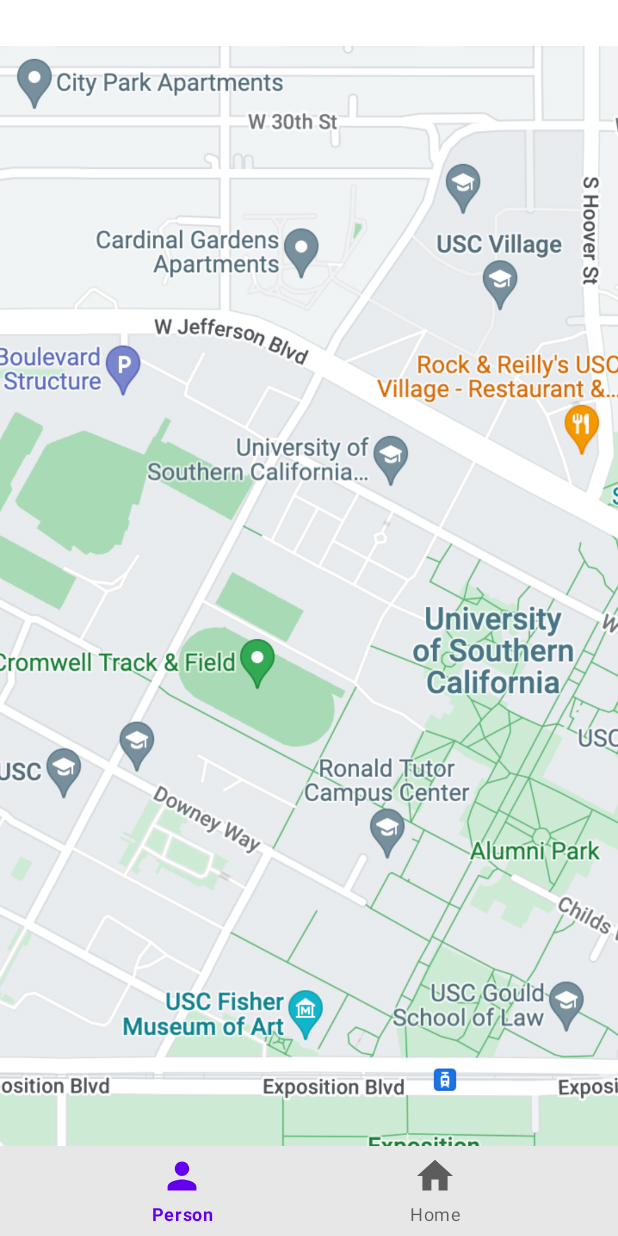
After one commit to zssee/USCRecApp, an Android app: the layout activity_home.xml on its own in the app's theme, with its tools: preview values and no code run, on a phone screen of 412 x 824 dp. The commit adds this screen. Run offline under Robolectric (Android 15) with nearby library versions, the phone set to English and light mode, and no system bars.

Commit message:
started map

```diff
--- a/app/src/main/AndroidManifest.xml
+++ b/app/src/main/AndroidManifest.xml
@@ -9,6 +9,9 @@
         android:roundIcon="@mipmap/ic_launcher_round"
         android:supportsRtl="true"
         android:theme="@style/Theme.USCRecApp">
+        <activity
+            android:name=".home"
+            android:exported="false" />
         <activity
             android:name=".LogIn"
             android:exported="false" />
--- a/app/src/main/java/com/example/uscrecapp/SummaryPage.java
+++ b/app/src/main/java/com/example/uscrecapp/SummaryPage.java
@@ -186,8 +186,8 @@ public class SummaryPage extends AppCompatActivity {
             public boolean onNavigationItemSelected(@NonNull MenuItem item) {
                 switch(item.getItemId()){
                     case R.id.home:
-                        Intent gymNav = new Intent(SummaryPage.this, gymSlots.class);
-                        startActivity(gymNav);
+                        Intent homeNav = new Intent(SummaryPage.this, home.class);
+                        startActivity(homeNav);
                         break;
                     case R.id.person:
                         Intent sumNav = new Intent(SummaryPage.this, SummaryPage.class);
--- /dev/null
+++ b/app/src/main/res/layout/activity_home.xml
@@ -0,0 +1,35 @@
+<?xml version="1.0" encoding="utf-8"?>
+<androidx.constraintlayout.widget.ConstraintLayout xmlns:android="http://schemas.android.com/apk/res/android"
+    xmlns:app="http://schemas.android.com/apk/res-auto"
+    xmlns:tools="http://schemas.android.com/tools"
+    android:layout_width="match_parent"
+    android:layout_height="match_parent"
+    tools:context=".home">
+
+    <ImageView
+        android:id="@+id/imageView3"
+        android:layout_width="wrap_content"
+        android:layout_height="wrap_content"
+        android:scaleType="fitEnd"
+        app:layout_constraintBottom_toTopOf="@+id/relativeLayout"
+        app:layout_constraintEnd_toEndOf="parent"
+        app:layout_constraintStart_toStartOf="parent"
+        app:srcCompat="@drawable/gymmap" />
+
+    <RelativeLayout
+        android:id="@+id/relativeLayout"
+        android:layout_width="match_parent"
+        android:layout_height="60dp"
+        app:layout_constraintBottom_toBottomOf="parent"
+        app:layout_constraintEnd_toEndOf="parent"
+        app:layout_constraintStart_toStartOf="parent">
+
+        <com.google.android.material.bottomnavigation.BottomNavigationView
+            android:id="@+id/bottomNav"
+            android:layout_width="match_parent"
+            android:layout_height="match_parent"
+            android:background="#E8E7E7"
+            app:menu="@menu/bottom_nav_menu" />
+    </RelativeLayout>
+
+</androidx.constraintlayout.widget.ConstraintLayout>
```
Also changed, not shown: app/src/main/java/com/example/uscrecapp/home.java (added, +39 -0 lines), app/src/main/res/layout/activity_main.xml (+0 -20 lines), app/src/main/res/drawable/gymmap.png (added).
